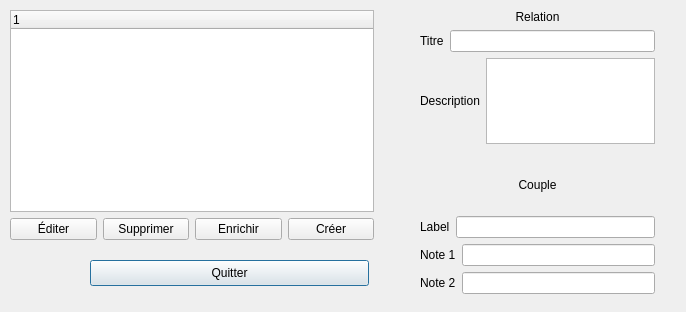
hugochabs/LO21_plurinotes, file PluriNotes/relationviewer.ui: the form before one commit.
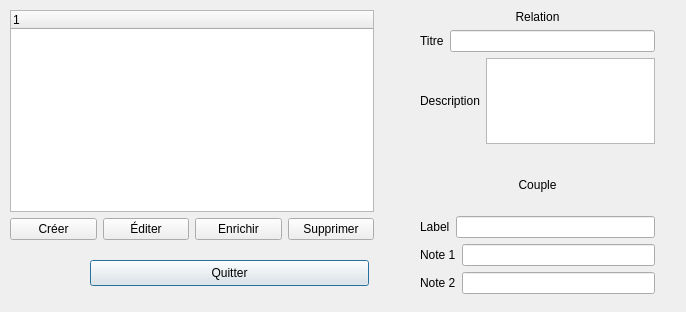
The form after the commit.

```diff
--- a/PluriNotes/relationviewer.ui
+++ b/PluriNotes/relationviewer.ui
@@ -115,6 +115,13 @@
     </item>
     <item>
      <layout class="QHBoxLayout" name="horizontalLayout">
+      <item>
+       <widget class="QPushButton" name="create">
+        <property name="text">
+         <string>Créer</string>
+        </property>
+       </widget>
+      </item>
       <item>
        <widget class="QPushButton" name="edit">
         <property name="text">
@@ -122,13 +129,6 @@
         </property>
        </widget>
       </item>
-      <item>
-       <widget class="QPushButton" name="delete_2">
-        <property name="text">
-         <string>Supprimer</string>
-        </property>
-       </widget>
-      </item>
       <item>
        <widget class="QPushButton" name="enrich">
         <property name="text">
@@ -137,9 +137,9 @@
        </widget>
       </item>
       <item>
-       <widget class="QPushButton" name="create">
+       <widget class="QPushButton" name="delete_2">
         <property name="text">
-         <string>Créer</string>
+         <string>Supprimer</string>
         </property>
        </widget>
       </item>
```
